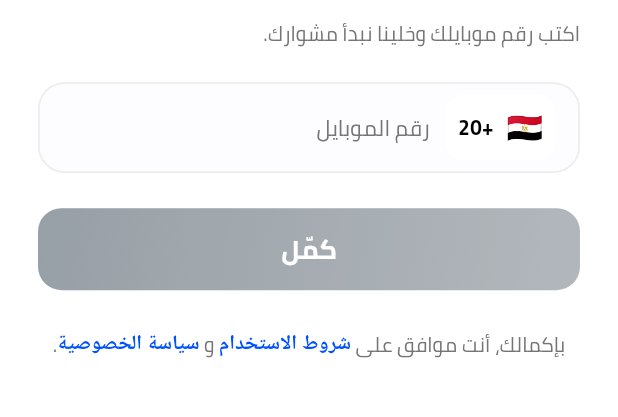
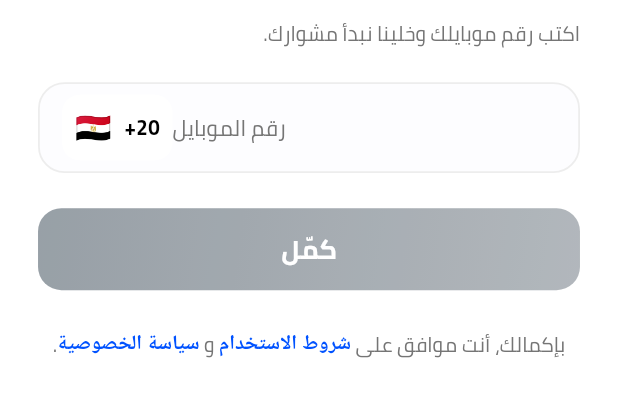
Before and after one commit to mohameddsalah60/go_captain, a Flutter app: the screen it shows after launch, after a tap on "تخطي", after a tap on "ابدأ الآن 🚀", on a phone screen of 412 x 824 dp, the part 248-665 px from its top. Run offline on Flutter 3.47's test engine with Material 3 defaults, Android fonts, the phone set to English and light mode, and no system bars; our stand-ins replace animate_do, dartz, dio, flutter_bloc, flutter_screenutil, flutter_svg and 2 more.

Commit message:
feat: Update phone input widget layout and adjust text alignment for better UX

```diff
--- a/lib/features/auth/presentation/widgets/phone_input.dart
+++ b/lib/features/auth/presentation/widgets/phone_input.dart
@@ -28,26 +28,6 @@ class PhoneInput extends StatelessWidget {
           padding: EdgeInsets.symmetric(horizontal: 14.w, vertical: 4.h),
           child: Row(
             children: [
-              Container(
-                padding: EdgeInsets.symmetric(horizontal: 8.w, vertical: 8.h),
-                decoration: BoxDecoration(
-                  color: AppColors.white,
-                  borderRadius: BorderRadius.circular(12.r),
-                ),
-                child: Row(
-                  mainAxisSize: MainAxisSize.min,
-                  children: [
-                    Text('🇪🇬', style: TextStyle(fontSize: 20.sp)),
-                    SizedBox(width: 8.w),
-                    Text(
-                      '+20',
-                      style: AppTextStyles.w700s14.copyWith(
-                        color: AppColors.black,
-                      ),
-                    ),
-                  ],
-                ),
-              ),
               SizedBox(width: 10.w),
               Expanded(
                 child: TextFormField(
@@ -58,22 +38,41 @@ class PhoneInput extends StatelessWidget {
                     LengthLimitingTextInputFormatter(11),
                   ],
                   onChanged: onSaved,
-                  textAlign: TextAlign.right,
+                  textAlign: TextAlign.start,
                   style: AppTextStyles.w600s16.copyWith(color: AppColors.black),
                   decoration: InputDecoration(
-                    isDense: true,
                     border: InputBorder.none,
                     enabledBorder: InputBorder.none,
                     focusedBorder: InputBorder.none,
                     errorBorder: InputBorder.none,
                     focusedErrorBorder: InputBorder.none,
                     hintText: 'رقم الموبايل',
-                    hintTextDirection: TextDirection.rtl,
+                    hintTextDirection: TextDirection.ltr,
                     hintStyle: AppTextStyles.w500s15.copyWith(
                       color: AppColors.grey,
                     ),
                     contentPadding: EdgeInsets.symmetric(vertical: 14.h),
                   ),
+                ),
+              ),
+              Container(
+                padding: EdgeInsets.symmetric(horizontal: 8.w, vertical: 8.h),
+                decoration: BoxDecoration(
+                  color: AppColors.white,
+                  borderRadius: BorderRadius.circular(12.r),
+                ),
+                child: Row(
+                  mainAxisSize: MainAxisSize.min,
+                  children: [
+                    Text(
+                      '20+',
+                      style: AppTextStyles.w700s14.copyWith(
+                        color: AppColors.black,
+                      ),
+                    ),
+                    SizedBox(width: 8.w),
+                    Text('🇪🇬', style: TextStyle(fontSize: 20.sp)),
+                  ],
                 ),
               ),
             ],
```
